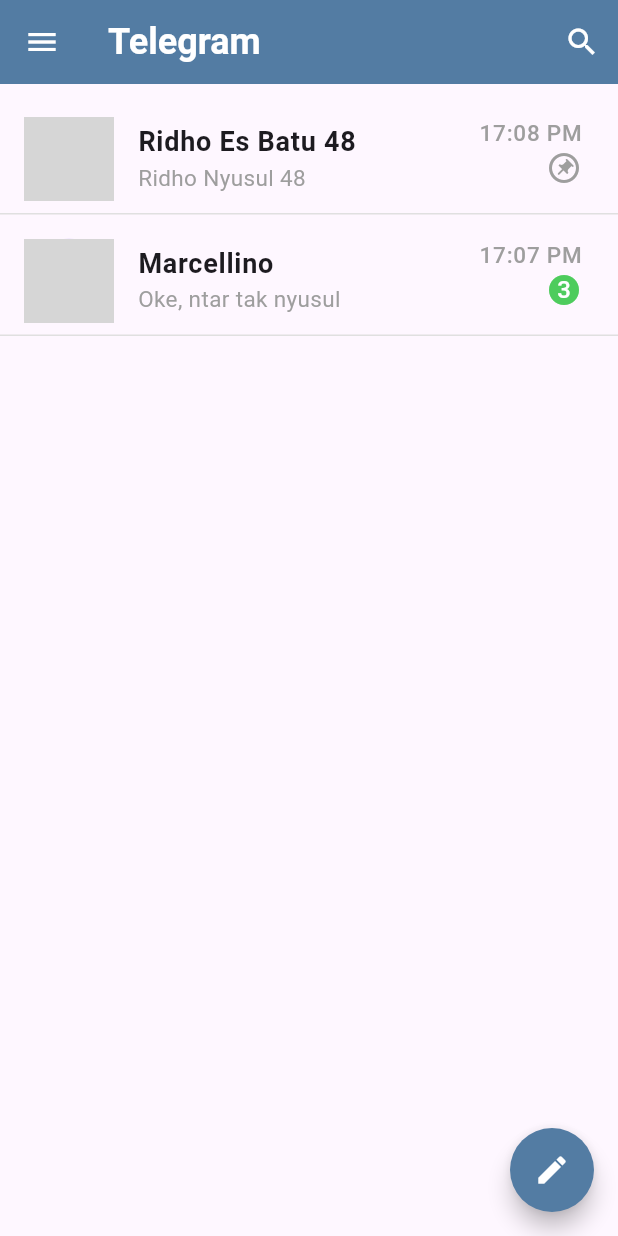
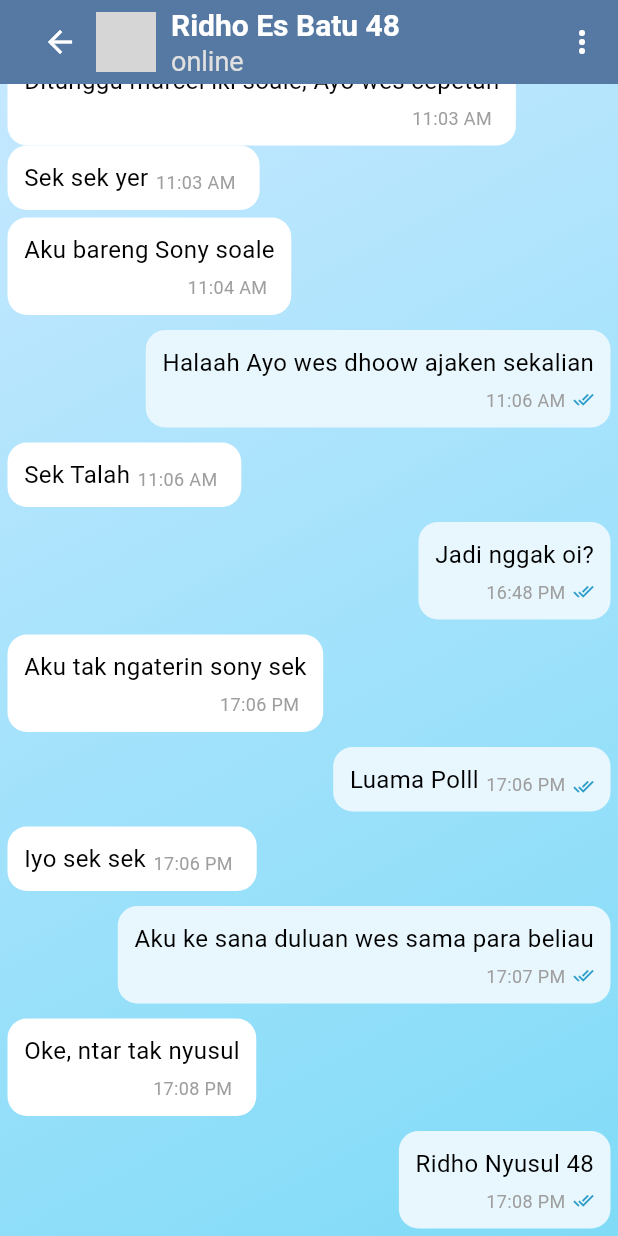
Before and after one commit to tearamizu/telegram, a Flutter app: the screen it shows after launch, after a tap on "Ridho Es Batu 48", on a phone screen of 412 x 824 dp. Run offline on Flutter 3.47's test engine with Material 3 defaults, Android fonts, the phone set to English and light mode, and no system bars; network calls fail; grey boxes are pictures that could not be loaded.

Commit message:
Add ChatPage and enhance chat functionality with message display and navigation

```diff
--- a/lib/app_color.dart
+++ b/lib/app_color.dart
@@ -7,18 +7,20 @@
   final grey = Colors.grey;
   final lightGray = Colors.grey[300];
   final green = Color.fromARGB(255, 78, 204, 93);
+  final myBubbleChat = Color.fromARGB(255, 232, 247, 253);
+  final readedIndicator = Color.fromARGB(255, 45, 157, 201);
   final primary = const Color.fromARGB(255, 83, 124, 163);
+
+  final linearGradientBlue = const LinearGradient(
+    begin: Alignment.bottomRight,
+    end: Alignment.topLeft,
+    colors: [Color.fromARGB(255, 128, 219, 247), Color.fromARGB(255, 196, 232, 255)],
+    stops: [0.0, 1.0]
+  );
 
   /*
   final Shader shader = const LinearGradient(
     colors: <Color>[Color(0xffABCFF2), Color(0Xff9AC6F3)],
   ).createShader(const Rect.fromLTWH(0.0, 0.0, 200.0, 70.0));
-
-  final linearGradientBlue = const LinearGradient(
-    begin: Alignment.bottomRight,
-    end: Alignment.topLeft,
-    colors: [Color(0xff51087E), Color(0xff6C0BA9)],
-    stops: [0.0, 1.0]
-  );
   */
 }
--- a/lib/chat_list.dart
+++ b/lib/chat_list.dart
@@ -1,5 +1,6 @@
 import 'package:flutter/material.dart';
 import 'package:telegram/app_color.dart';
+import 'package:telegram/chat_page.dart';
 import 'package:telegram/data/chat_data.dart';
 
 class ChatList extends StatelessWidget{
@@ -19,7 +20,14 @@
               children: [
                 InkWell(
                   hoverColor: appColor.invisible,
-                  onTap: () {},
+                  onTap: () {
+                    Navigator.push(
+                      context,
+                      MaterialPageRoute(
+                        builder: (context) => ChatPage(chatData: chatData[index])
+                      )
+                    );
+                  },
                   child: ListTile(
                     leading: SizedBox(
                       width: 60,
--- /dev/null
+++ b/lib/chat_page.dart
@@ -0,0 +1,180 @@
+import 'package:flutter/material.dart';
+import 'package:telegram/app_color.dart';
+
+class ChatPage extends StatefulWidget{
+  final Map<String, dynamic> chatData;
+
+  ChatPage({super.key, required this.chatData});
+
+  @override
+  State<ChatPage> createState() => _ChatPageState();
+}
+
+class _ChatPageState extends State<ChatPage> {
+  final AppColor appColor = AppColor();
+  final ScrollController _scrollController = ScrollController();
+
+  @override
+  void initState() {
+    super.initState();
+    WidgetsBinding.instance.addPostFrameCallback((_) {
+      _scrollController.jumpTo(_scrollController.position.maxScrollExtent);
+    });
+  }
+  @override
+  Widget build(BuildContext context) {
+    return MaterialApp(
+      home: Scaffold(
+        appBar: AppBar(
+          title: Row(
+            children: [
+              IconButton(
+                icon: Icon(
+                  Icons.arrow_back,
+                  color: appColor.white,
+                ),
+                onPressed: () {
+                  Navigator.pop(context);
+                },
+              ),
+              CircleAvatar(
+                backgroundImage: NetworkImage(widget.chatData['profilePicture'].toString()),
+              ),
+              SizedBox(width: 10),
+              Column(
+                crossAxisAlignment: CrossAxisAlignment.start,
+                children: [
+                  Text(
+                    widget.chatData['name'].toString(),
+                    style: TextStyle(
+                      color: appColor.white,
+                      fontSize: 20,
+                      fontWeight: FontWeight.bold,
+                    ),
+                  ),
+                  Text(
+                    widget.chatData['last_seen'].toString(),
+                    style: TextStyle(
+                      color: appColor.lightGray,
+                      fontSize: 18,
+                      fontWeight: FontWeight.w400
+                    ),
+                  ),
+                ],
+              )
+            ],
+          ),
+          backgroundColor: appColor.primary,
+          actions: [
+            IconButton(
+              icon: Icon(Icons.more_vert),
+              color: appColor.white,
+              onPressed: () {},
+            ),
+          ],
+        ),
+        body: Container(
+          decoration: BoxDecoration(
+            gradient: appColor.linearGradientBlue,
+          ),
+          child: ListView.builder(
+            controller: _scrollController,
+            itemCount: widget.chatData['messages'].length ,
+            itemBuilder: (context, index) {
+              final message = widget.chatData['messages'][index];
+              final nextMessage = (index + 1 < widget.chatData['messages'].length)
+              ? widget.chatData['messages'][index + 1]
+              : null;
+              bool chainedMessage = false;
+              if (nextMessage != null && (message['isMe'] as bool) == (nextMessage['isMe'] as bool)) {
+                chainedMessage = true;
+              }
+              final isMe = message['isMe'] == true;
+
+              return Align(
+                alignment: isMe? Alignment.centerRight : Alignment.centerLeft,
+                child: Container(
+                  margin: chainedMessage ?  EdgeInsets.symmetric(horizontal: 5) : EdgeInsets.symmetric(horizontal: 5, vertical: 5),
+                  padding: EdgeInsets.symmetric(vertical: 10, horizontal: 11),
+                  decoration: BoxDecoration(
+                    color: isMe? appColor.myBubbleChat : appColor.white,
+                    borderRadius: BorderRadius.circular(13),
+                  ),
+                  child: Column(
+                    mainAxisSize: MainAxisSize.min,
+                    children: [
+                      if ((message['text'].length) as int <= 11)
+                      Row(
+                        mainAxisSize: MainAxisSize.min,
+                        crossAxisAlignment: CrossAxisAlignment.end,
+                        children: [
+                          Text(
+                            message['text'].toString(),
+                            style: TextStyle(
+                              color: appColor.black,
+                              fontSize: 16,
+                              ),
+                          ),
+                          SizedBox(width: 5),
+                          Text(
+                            message['time'].toString(),
+                            style: TextStyle(
+                              color: appColor.grey,
+                              fontSize: 12,
+                            ),
+                          ),
+                          SizedBox(width: 5),
+                          if(isMe)
+                          Icon(
+                              Icons.done_all,
+                              color: appColor.readedIndicator,
+                              size: 14,
+                            )
+                        ],
+                      )
+                      else
+                      Column(
+                        mainAxisSize: MainAxisSize.min,
+                        mainAxisAlignment: MainAxisAlignment.end,
+                        crossAxisAlignment: CrossAxisAlignment.end,
+                        children: [
+                          Text(
+                            message['text'].toString(),
+                            style: TextStyle(
+                              color: appColor.black,
+                              fontSize: 16,
+                              ),
+                          ),
+                          SizedBox(height: 5),
+                          Row(
+                            mainAxisSize: MainAxisSize.min,
+                            children: [
+                              Text(
+                                message['time'].toString(),
+                                style: TextStyle(
+                                  color: appColor.grey,
+                                  fontSize: 12,
+                                ),
+                              ),
+                              SizedBox(width: 5),
+                              if(isMe)
+                              Icon(
+                                  Icons.done_all,
+                                  color: appColor.readedIndicator,
+                                  size: 14,
+                                )
+                            ],
+                          )
+                        ],
+                      ),
+                    ],
+                  ),
+                ),
+              );
+            },
+          ),
+        )
+      ),
+    );
+  }
+}
--- a/lib/data/chat_data.dart
+++ b/lib/data/chat_data.dart
@@ -4,11 +4,12 @@
     'profilePicture': 'https://www.socialketchup.in/wp-content/uploads/2020/05/fi-vill-JOHN-DOE.jpg',
     'is_pinned': true,
     'unread_messages': 0,
+    'last_seen': 'online',
     'messages' : [
       {"isMe": true, "text": "Dhows", "time": "11:00 AM"},
       {"isMe": false, "text": "Opo?", "time": "11:01 AM"},
       {"isMe": true, "text": "Jadi ta Ke Suprek", "time": "11:03 AM"},
-      {"itsMe": false, "text": "Ditunggu marcel iki", "time": "11:03 AM"},
+      {"isMe": false, "text": "Ditunggu marcel iki soale, Ayo wes cepetan", "time": "11:03 AM"},
       {"isMe": false, "text": "Sek sek yer", "time": "11:03 AM"},
       {"isMe": false, "text": "Aku bareng Sony soale", "time": "11:04 AM"},
       {"isMe": true, "text": "Halaah Ayo wes dhoow ajaken sekalian", "time": "11:06 AM"},
@@ -27,11 +28,12 @@
     'profilePicture': 'https://www.socialketchup.in/wp-content/uploads/2020/05/fi-vill-JOHN-DOE.jpg',
     'is_pinned': false,
     'unread_messages': 3,
+    'last_seen': 'last seen recently',
     'messages' : [
       {"isMe": true, "text": "Dhows", "time": "11:00 AM"},
       {"isMe": false, "text": "Opo?", "time": "11:01 AM"},
       {"isMe": true, "text": "Jadi ta Ke Suprek", "time": "11:03 AM"},
-      {"itsMe": false, "text": "Ditunggu marcel iki", "time": "11:03 AM"},
+      {"isMe": false, "text": "Ditunggu marcel iki", "time": "11:03 AM"},
       {"isMe": false, "text": "Sek sek yer", "time": "11:03 AM"},
       {"isMe": false, "text": "Aku bareng Sony soale", "time": "11:04 AM"},
       {"isMe": true, "text": "Halaah Ayo wes dhoow ajaken sekalian", "time": "11:06 AM"},
--- a/lib/home_page.dart
+++ b/lib/home_page.dart
@@ -2,14 +2,14 @@
 import 'package:telegram/app_color.dart';
 import 'package:telegram/chat_list.dart';
 
-class HomePages extends StatefulWidget{
-  const HomePages({super.key});
+class HomePage extends StatefulWidget{
+  const HomePage({super.key});
 
   @override
-  State<HomePages> createState() => _HomePagesState();
+  State<HomePage> createState() => _HomePageState();
 }
 
-class _HomePagesState extends State<HomePages> {
+class _HomePageState extends State<HomePage> {
   final AppColor appColor = AppColor();
   bool _isLoading = true;
   bool _isExpanded = false;
--- a/lib/main.dart
+++ b/lib/main.dart
@@ -13,10 +13,14 @@
     return MaterialApp(
       debugShowCheckedModeBanner: false,
       title: 'Telegram',
-      home: HomePages(),
+      home: HomePage(),
+      /*
+      Ini rutenya nggak bisa, nanti kita perbaiki kalau sempat
       routes: {
-        '/home': (context) => HomePages(),
+        '/homepage': (context) => HomePage(),
+        '/chatpage': (context) => ChatPage(chatData: ModalRoute.of(context)!.settings.arguments as Map<String, dynamic>),
       },
+      */
     );
   }
 }
```
